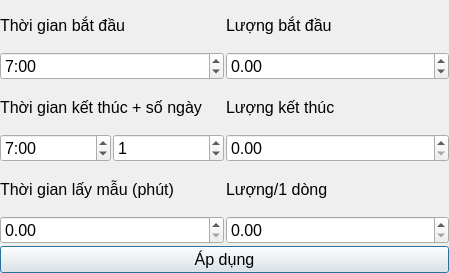
Qt form input.ui (mxhsnowy/KTTV_Software) before a commit.
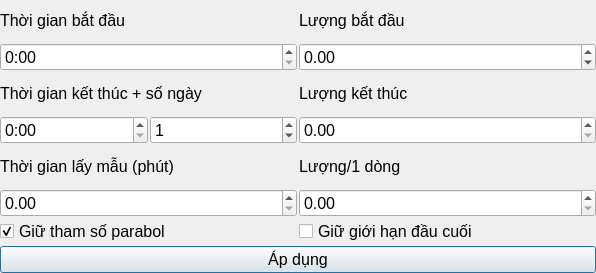
The same form after that commit.

```diff
--- a/input.ui
+++ b/input.ui
@@ -6,7 +6,7 @@
    <rect>
     <x>0</x>
     <y>0</y>
-    <width>449</width>
+    <width>596</width>
     <height>273</height>
    </rect>
   </property>
@@ -75,7 +75,7 @@
            </property>
            <property name="time">
             <time>
-             <hour>7</hour>
+             <hour>0</hour>
              <minute>0</minute>
              <second>0</second>
             </time>
@@ -111,13 +111,6 @@
            <property name="displayFormat">
             <string>h:mm </string>
            </property>
-           <property name="time">
-            <time>
-             <hour>7</hour>
-             <minute>0</minute>
-             <second>0</second>
-            </time>
-           </property>
           </widget>
          </item>
          <item>
@@ -127,6 +120,9 @@
              <pointsize>12</pointsize>
             </font>
            </property>
+           <property name="maximum">
+            <number>1000</number>
+           </property>
            <property name="value">
             <number>1</number>
            </property>
@@ -155,6 +151,21 @@
          </property>
         </widget>
        </item>
+       <item>
+        <widget class="QCheckBox" name="keepPara">
+         <property name="font">
+          <font>
+           <pointsize>12</pointsize>
+          </font>
+         </property>
+         <property name="text">
+          <string>Giữ tham số parabol</string>
+         </property>
+         <property name="checked">
+          <bool>true</bool>
+         </property>
+        </widget>
+       </item>
       </layout>
      </item>
      <item>
@@ -234,6 +245,24 @@
          </property>
         </widget>
        </item>
+       <item>
+        <widget class="QCheckBox" name="keepStartEnd">
+         <property name="enabled">
+          <bool>true</bool>
+         </property>
+         <property name="font">
+          <font>
+           <pointsize>12</pointsize>
+          </font>
+         </property>
+         <property name="text">
+          <string>Giữ giới hạn đầu cuối</string>
+         </property>
+         <property name="checked">
+          <bool>false</bool>
+         </property>
+        </widget>
+       </item>
       </layout>
      </item>
     </layout>
```
